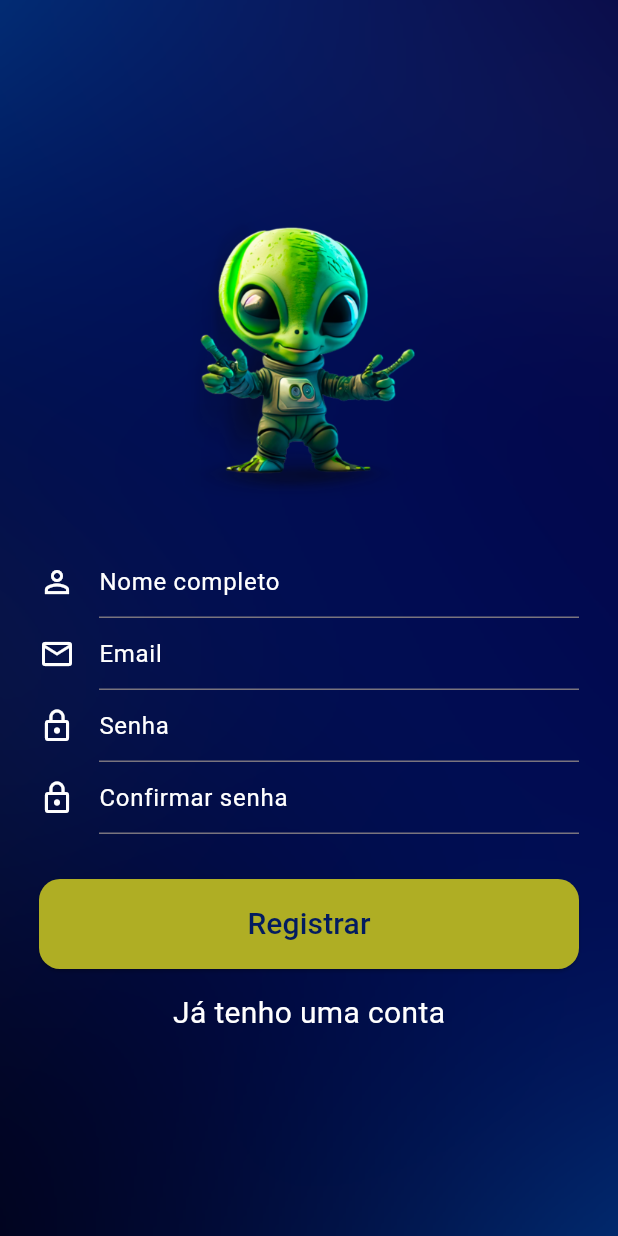
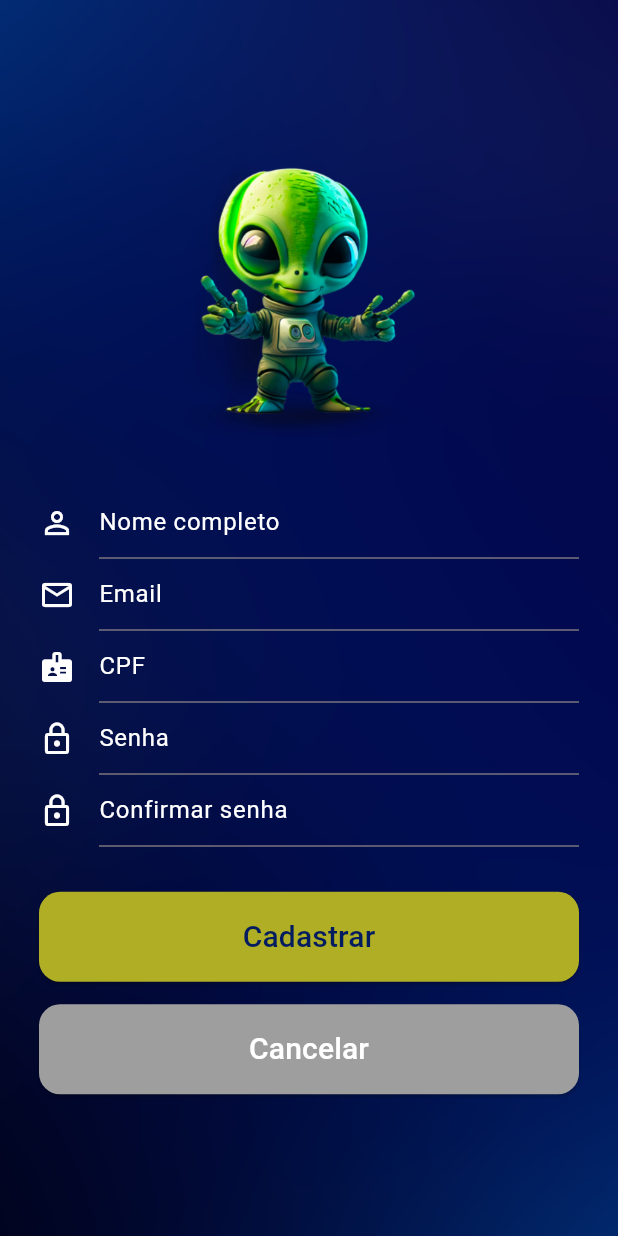
Before and after one commit to Rodrigofeob/fluxolivrerodrigo, a Flutter app: the RegisterPage screen opened by its route, on a phone screen of 412 x 824 dp. Run offline on Flutter 3.47's test engine with Material 3 defaults, Android fonts, the phone set to English and light mode, and no system bars.

Commit message:
adicionando campo CPF pois faltava

```diff
--- a/lib/src/pages/register_page.dart
+++ b/lib/src/pages/register_page.dart
@@ -37,6 +37,11 @@ class RegisterPage extends StatelessWidget {
                 obscure: false,
               ),
               InputLoginWidget(
+                icon: Icons.badge,
+                hint: 'CPF',
+                obscure: false,
+              ),
+              InputLoginWidget(
                 icon: Icons.lock_outline,
                 hint: 'Senha',
                 obscure: true,
@@ -50,7 +55,7 @@ class RegisterPage extends StatelessWidget {
               ElevatedButton(
                 style: ElevatedButton.styleFrom(
                   backgroundColor: const Color(0xFFAFAE24),
-                  minimumSize: Size(double.infinity, 60),
+                  minimumSize: const Size(double.infinity, 60),
                   shape: RoundedRectangleBorder(
                     borderRadius: BorderRadius.circular(14),
                   ),
@@ -59,7 +64,7 @@ class RegisterPage extends StatelessWidget {
                   Navigator.of(context).pushNamed('/home');
                 },
                 child: const Text(
-                  'Registrar',
+                  'Cadastrar',
                   style: TextStyle(
                     fontSize: 20,
                     fontWeight: FontWeight.w500,
@@ -68,13 +73,24 @@ class RegisterPage extends StatelessWidget {
                 ),
               ),
               const SizedBox(height: 15),
-              GestureDetector(
-                onTap: () {
+              ElevatedButton(
+                style: ElevatedButton.styleFrom(
+                  backgroundColor: Colors.grey,
+                  minimumSize: const Size(double.infinity, 60),
+                  shape: RoundedRectangleBorder(
+                    borderRadius: BorderRadius.circular(14),
+                  ),
+                ),
+                onPressed: () {
                   Navigator.of(context).pushNamed('/');
                 },
                 child: const Text(
-                  'Já tenho uma conta',
-                  style: TextStyle(color: Color(0xFFFFFFFF), fontSize: 20),
+                  'Cancelar',
+                  style: TextStyle(
+                    fontSize: 20,
+                    fontWeight: FontWeight.w500,
+                    color: Colors.white,
+                  ),
                 ),
               ),
             ],
```
Also changed, not shown: pubspec.lock, 1 other file.
